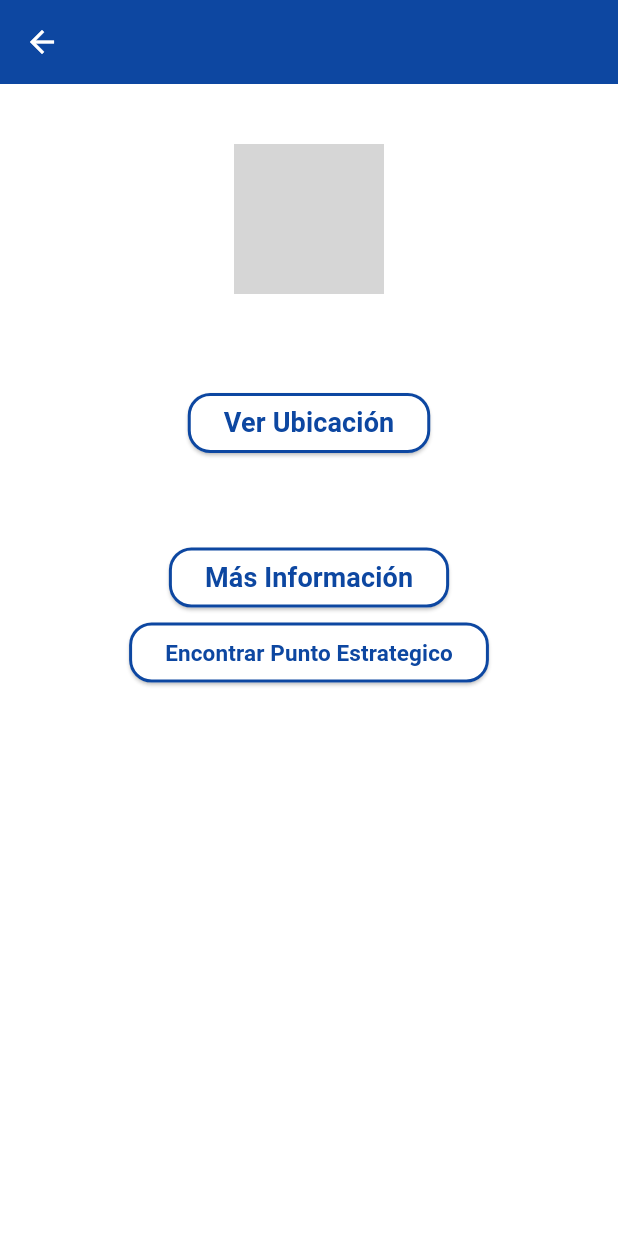
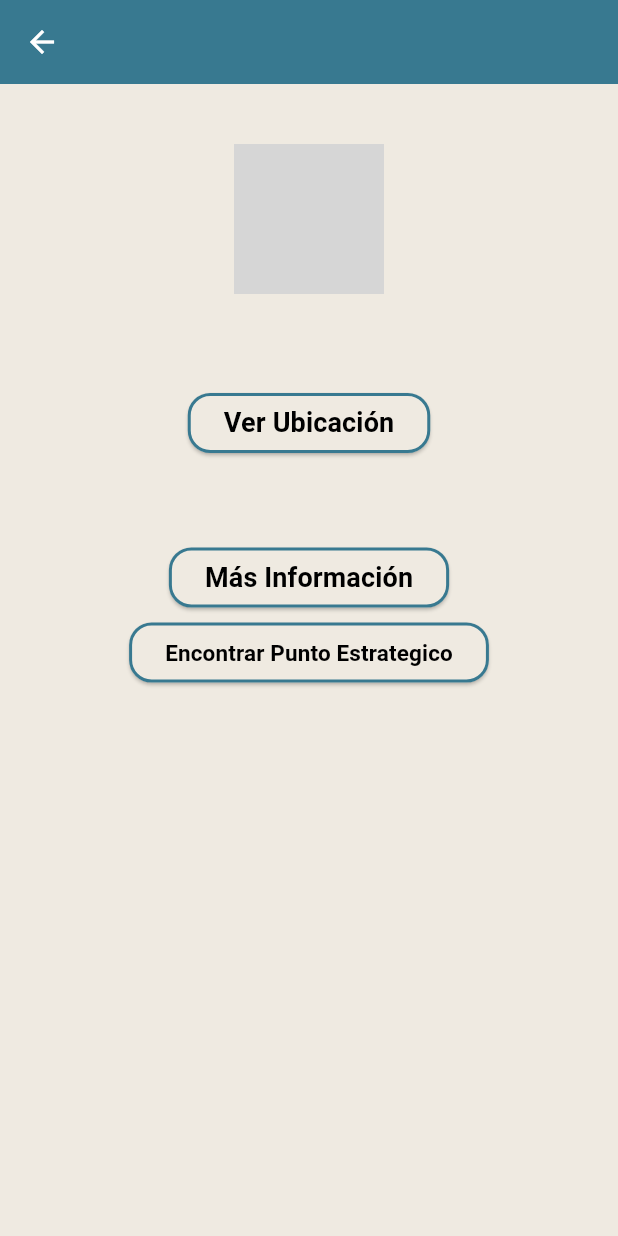
Before and after one commit to KaypiApp/KaypiMovilV2, a Flutter app: the CardLugar screen opened directly with empty values, on a phone screen of 412 x 824 dp. Run offline on Flutter 3.47's test engine with Material 3 defaults, Android fonts, the phone set to English and light mode, and no system bars; our stand-ins replace card_swiper, carousel_slider, flutter_local_notifications, flutter_zoom_drawer, fluttertoast, geolocator and 3 more; missing offline and left inert: flutter_polyline_points, mongo_dart; grey boxes are pictures that could not be loaded.

Commit message:
Page  CardLugar Realizado

```diff
--- a/lib/pages/lugaresTuristicos/CardLugar.dart
+++ b/lib/pages/lugaresTuristicos/CardLugar.dart
@@ -3,16 +3,19 @@ import 'package:flutter_kaypi/pages/lugaresTuristicos/listaLugaresTuristicos.dar
 import 'package:flutter_kaypi/pages/lugaresTuristicos/puntoSearch.dart';
 import 'package:url_launcher/url_launcher.dart';
 
+const Color colorPage9 = Color.fromARGB(255, 239, 234, 225);
+const Color colorCabecera9 = Color(0xFF387990);
+
+const Color colorBordeBoton = Color(0xFF387990);
+const Color colorFondoBoton = Color.fromARGB(255, 239, 234, 225);
+
 class CardLugar extends StatefulWidget {
-  //Declaramos una variable privada _lugar de tipo objeto de la clase Lugar.
   late Lugar _lugar;
 
-  //constructor de la clase CardLugar
   CardLugar(Lugar lugar) {
     _lugar = lugar;
   }
 
-//En ésta línea estamos definiendo el método genérico createState().
   @override
   State<StatefulWidget> createState() {
     return CardLugarState(_lugar);
@@ -22,18 +25,16 @@ class CardLugar extends StatefulWidget {
 class CardLugarState extends State<CardLugar> {
   late Lugar _lugar;
 
-  //constructor de la clase CardLugarState
   CardLugarState(Lugar lugar) {
     _lugar = lugar;
   }
 
-//Widget donde se muestra la interfaz de información de Lugar turístico
   @override
   Widget build(BuildContext context) {
     return Scaffold(
-      backgroundColor: Colors.white,
+      backgroundColor: colorPage9,
       appBar: AppBar(
-        backgroundColor: Colors.blue.shade900,
+        backgroundColor: colorCabecera9,
         elevation: 0,
         title: Text(
           _lugar.titulo,
@@ -56,12 +57,9 @@ class CardLugarState extends State<CardLugar> {
                       child: Container(
                         child: Column(
                           children: [
-                          new Column(
+                            Column(
                               children: [
                                 SizedBox(height: 20),
-                              //Lo que hace este código es llamar a la variable
-                              // de tipo objeto de la clase Lugar que está ubicada en la página listaLugaresTuríticos,
-                              //para poder visualizar la imagen del lugar turístico.
                                 Hero(
                                   tag: _lugar,
                                   child: Image.asset(
@@ -70,24 +68,23 @@ class CardLugarState extends State<CardLugar> {
                                   ),
                                 ),
                                 SizedBox(height: 15),
-                              //Lo mismo pasa con este código, llamamos a la variable que ya fue declarada.
-                              //visualizamos el titulo del lugar turístico.
                                 Text(
                                   _lugar.titulo.toUpperCase(),
                                   style: TextStyle(
                                     color: Colors.black,
                                     fontSize: 22.0,
-                                    fontWeight: FontWeight.bold),
+                                    fontWeight: FontWeight.bold,
+                                  ),
                                 ),
                                 SizedBox(height: 20),
-                              //Creamos el botón ver ubicación que nos direccionará a google maps para ubicar el lugar turístico
                                 ElevatedButton(
                                   child: Text(
                                     "Ver Ubicación",
                                     style: TextStyle(
-                                        color:  Colors.blue.shade900,
+                                      color: const Color.fromARGB(255, 0, 0, 0),
                                       fontSize: 18,
-                                        fontWeight: FontWeight.bold),
+                                      fontWeight: FontWeight.bold,
+                                    ),
                                   ),
                                   onPressed: () {
                                     launch(_lugar.ubicacion);
@@ -98,22 +95,21 @@ class CardLugarState extends State<CardLugar> {
                                         MaterialTapTargetSize.shrinkWrap,
                                     shape: RoundedRectangleBorder(
                                       side: BorderSide(
-                                            color: Colors.blue.shade900,
-                                            width: 2),
-                                        borderRadius:
-                                            BorderRadius.circular(15)),
-
-                                    backgroundColor: Colors.white,
-
-                                  )),
+                                        color: colorBordeBoton,
+                                        width: 2,
+                                      ),
+                                      borderRadius: BorderRadius.circular(15),
+                                    ),
+                                    backgroundColor: colorFondoBoton,
+                                  ),
+                                ),
                                 SizedBox(height: 20),
                               ],
                             ),
-                          new Column(
+                            Column(
                               mainAxisSize: MainAxisSize.min,
                               crossAxisAlignment: CrossAxisAlignment.start,
                               children: [
-                              //En este Text se muestra la información o descripción del lugar turítico.
                                 Text(
                                   _lugar.info,
                                   style: TextStyle(
@@ -122,20 +118,13 @@ class CardLugarState extends State<CardLugar> {
                                   ),
                                 ),
                                 SizedBox(height: 10),
-                              /* Text(
-                                "Funcionalidades",
-                                style: TextStyle(
-                                    color: Colors.indigo.shade700,
-                                    fontSize: 20.0,
-                                    fontWeight: FontWeight.bold),
-                              ),*/
                                 SizedBox(height: 10),
-                              new Column(
+                                Column(
                                   children: List.generate(
                                     _lugar.listaFuncionalidades.length,
                                     (index) {
                                       return Container(
-                                  child: new Column(
+                                        child: Column(
                                           children: [
                                             Text(
                                               _lugar.listaFuncionalidades[index]
@@ -156,20 +145,21 @@ class CardLugarState extends State<CardLugar> {
                                           ],
                                         ),
                                       );
-                              })),
+                                    },
+                                  ),
+                                ),
                               ],
                             ),
-                          //Este código lo que hace es crear el botón más información que nos direcciona a otra página,
-                          //donde se muestra información mas amplia acerca del lugar turítico
-                          new Column(
+                            Column(
                               children: [
                                 ElevatedButton(
                                   child: Text(
                                     "Más Información",
                                     style: TextStyle(
-                                        color:  Colors.blue.shade900,
+                                      color: const Color.fromARGB(255, 0, 0, 0),
                                       fontSize: 18,
-                                        fontWeight: FontWeight.bold),
+                                      fontWeight: FontWeight.bold,
+                                    ),
                                   ),
                                   onPressed: () {
                                     launch(_lugar.infoSitio);
@@ -180,31 +170,30 @@ class CardLugarState extends State<CardLugar> {
                                         MaterialTapTargetSize.shrinkWrap,
                                     shape: RoundedRectangleBorder(
                                       side: BorderSide(
-                                            color:  Colors.blue.shade900,
-                                            width: 2),
-                                        borderRadius:
-                                            BorderRadius.circular(15)),
-
-                                    backgroundColor: Colors.white,
-
-                                  )),
+                                        color: colorBordeBoton,
+                                        width: 2,
+                                      ),
+                                      borderRadius: BorderRadius.circular(15),
+                                    ),
+                                    backgroundColor: colorFondoBoton,
+                                  ),
+                                ),
                                 SizedBox(height: 10),
-                           new Column(
-                            children: [
                                 ElevatedButton(
                                   child: Text(
                                     "Encontrar Punto Estrategico",
                                     style: TextStyle(
-                                        color:  Colors.blue.shade900,
+                                      color: const Color.fromARGB(255, 0, 0, 0),
                                       fontSize: 15,
-                                        fontWeight: FontWeight.bold),
+                                      fontWeight: FontWeight.bold,
+                                    ),
                                   ),
                                   onPressed: () {
                                     Navigator.push(
                                       context,
                                       MaterialPageRoute(
-                                          builder: (context) => PuntoSearch(lugar: _lugar)
-                                      )
+                                        builder: (context) => PuntoSearch(lugar: _lugar),
+                                      ),
                                     );
                                   },
                                   style: ElevatedButton.styleFrom(
@@ -213,22 +202,21 @@ class CardLugarState extends State<CardLugar> {
                                         MaterialTapTargetSize.shrinkWrap,
                                     shape: RoundedRectangleBorder(
                                       side: BorderSide(
-                                            color:  Colors.blue.shade900,
-                                            width: 2),
-                                        borderRadius:
-                                            BorderRadius.circular(15)),
-
-                                    backgroundColor: Colors.white,
-
-                                  )),
-                            ],
+                                        color: colorBordeBoton,
+                                        width: 2,
+                                      ),
+                                      borderRadius: BorderRadius.circular(15),
+                                    ),
+                                    backgroundColor: colorFondoBoton,
+                                  ),
                                 ),
                               ],
                             ),
                           ],
                         ),
                       ),
-                  ));
+                    ),
+                  );
                 },
               ),
             )
--- a/lib/pages/lugaresTuristicos/puntoSearch.dart
+++ b/lib/pages/lugaresTuristicos/puntoSearch.dart
@@ -7,6 +7,8 @@ import 'package:flutter_kaypi/pages/lugaresTuristicos/listaLugaresTuristicos.dar
 import 'package:flutter_kaypi/provider/puntosEstrategicos_api.dart';
 import 'package:geolocator/geolocator.dart';
 import 'package:google_maps_flutter/google_maps_flutter.dart';
+
+
 
 class PuntoSearch extends StatefulWidget {
  final Lugar lugar;
```
Lines whose indentation alone changed are shown as unchanged.
